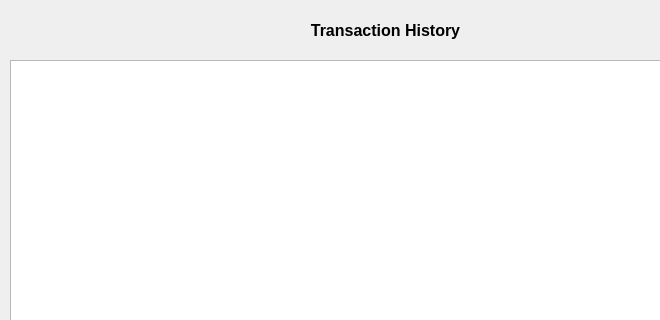
Ykhan799/CollegeTouringS21, file CollegeTouring/displaypurchases.ui: the form before one commit; both pictures show x 0 to 660 and y 0 to 320 of the 771 by 545 pixel window.
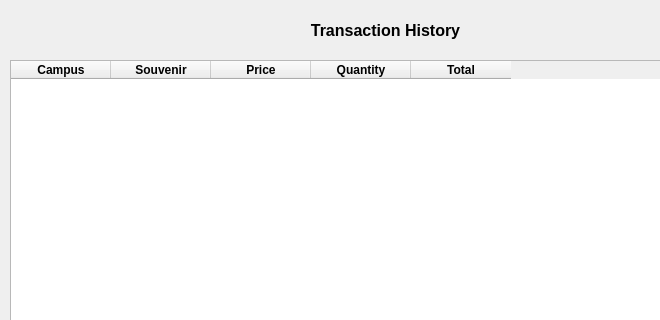
The form after the commit.

Commit message: Cosmetic - change labels in trip planner

Diff of the .ui file:
```diff
--- a/CollegeTouring/displaypurchases.ui
+++ b/CollegeTouring/displaypurchases.ui
@@ -128,8 +128,72 @@
     <enum>QFrame::Sunken</enum>
    </property>
    <property name="columnCount">
-    <number>0</number>
+    <number>5</number>
    </property>
+   <attribute name="horizontalHeaderCascadingSectionResizes">
+    <bool>true</bool>
+   </attribute>
+   <attribute name="horizontalHeaderMinimumSectionSize">
+    <number>37</number>
+   </attribute>
+   <attribute name="verticalHeaderVisible">
+    <bool>false</bool>
+   </attribute>
+   <column>
+    <property name="text">
+     <string>Campus</string>
+    </property>
+    <property name="font">
+     <font>
+      <weight>75</weight>
+      <bold>true</bold>
+     </font>
+    </property>
+   </column>
+   <column>
+    <property name="text">
+     <string>Souvenir</string>
+    </property>
+    <property name="font">
+     <font>
+      <weight>75</weight>
+      <bold>true</bold>
+     </font>
+    </property>
+   </column>
+   <column>
+    <property name="text">
+     <string>Price</string>
+    </property>
+    <property name="font">
+     <font>
+      <weight>75</weight>
+      <bold>true</bold>
+     </font>
+    </property>
+   </column>
+   <column>
+    <property name="text">
+     <string>Quantity</string>
+    </property>
+    <property name="font">
+     <font>
+      <weight>75</weight>
+      <bold>true</bold>
+     </font>
+    </property>
+   </column>
+   <column>
+    <property name="text">
+     <string>Total</string>
+    </property>
+    <property name="font">
+     <font>
+      <weight>75</weight>
+      <bold>true</bold>
+     </font>
+    </property>
+   </column>
   </widget>
   <widget class="QLabel" name="label_3">
    <property name="geometry">
```
The commit also changes 5 other files.
